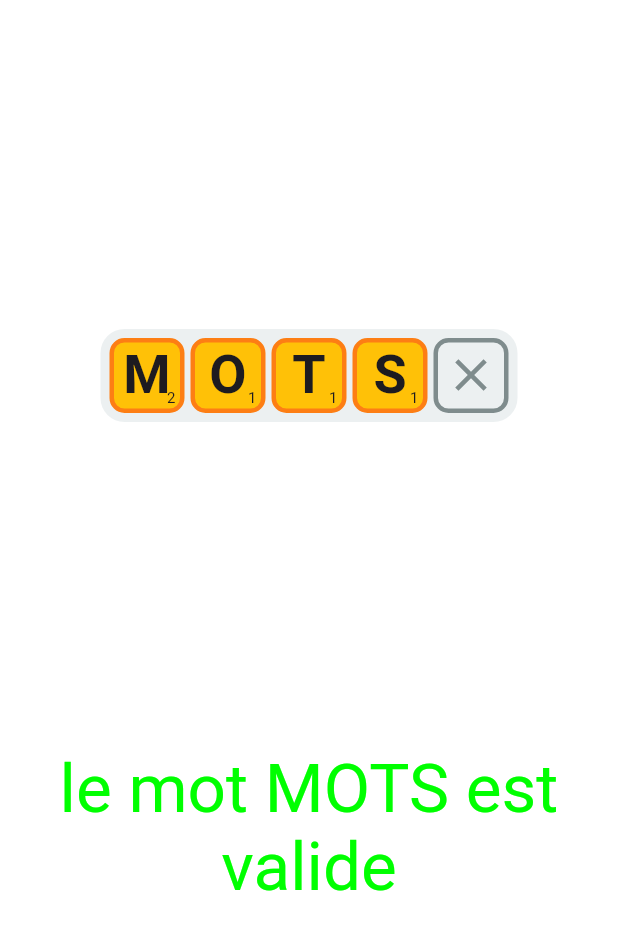
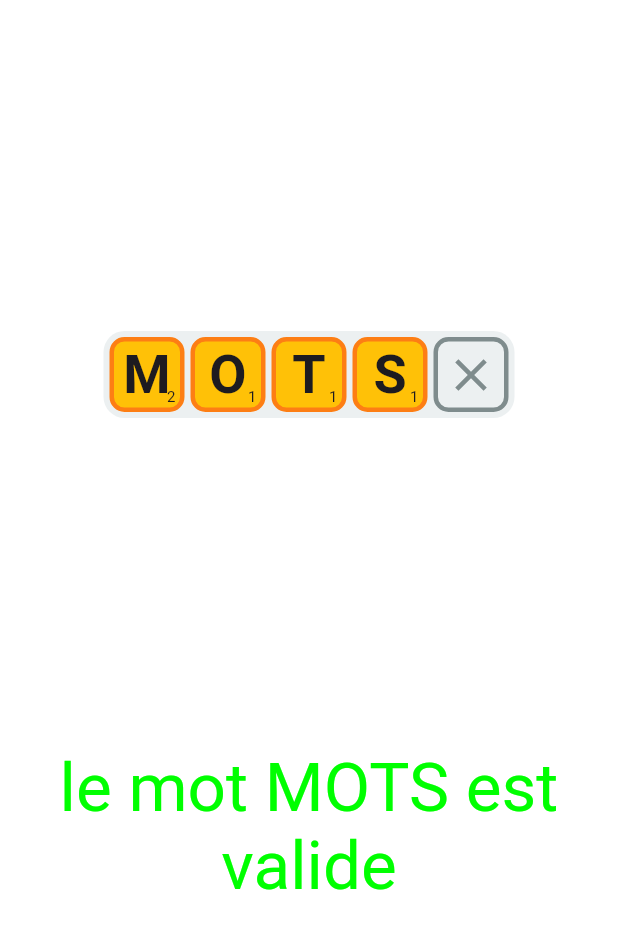
Before and after one commit to indriApollo/scrabble_dico, a Flutter app: the screen it shows after launch, on a phone screen of 412 x 824 dp. Shown: the top 930 px of the screen. Run offline on Flutter 3.47's test engine with Material 3 defaults, Android fonts, the phone set to English and light mode, and no system bars; missing offline and left inert: sqlite3.

Commit message:
fix: initial input height/width

```diff
--- a/lib/widgets/letter_tile_input_field.dart
+++ b/lib/widgets/letter_tile_input_field.dart
@@ -18,9 +18,8 @@ class LetterTileInputField extends StatefulWidget {
 }
 
 class _LetterTileInputFieldState extends State<LetterTileInputField> {
-  static const double _inputPading = 6;
   static const double _tileSpacing = 4;
-  static const double _tileSize = LetterTile.tileSize + (_tileSpacing * 2);
+  static const double _tileTotalSpacing = _tileSpacing * 2;
 
   late String _inputText;
   late final FocusNode _node;
@@ -73,12 +72,12 @@ class _LetterTileInputFieldState extends State<LetterTileInputField> {
         child: Stack(children: [
           Container(
               constraints: const BoxConstraints(
-                  minHeight: _tileSize, minWidth: _tileSize * 3),
-              padding: const EdgeInsets.all(_inputPading),
+                  minHeight: LetterTile.tileSize + _tileTotalSpacing, minWidth: (LetterTile.tileSize * 3) + (_tileTotalSpacing * 2)),
+              padding: const EdgeInsets.all(_tileSpacing),
               decoration: const BoxDecoration(
                   color: lightGray,
                   borderRadius: BorderRadiusDirectional.all(
-                      Radius.circular(10 + _inputPading))),
+                      Radius.circular(10 + _tileSpacing))),
               child: Wrap(
                   spacing: _tileSpacing,
                   runSpacing: _tileSpacing,
```
